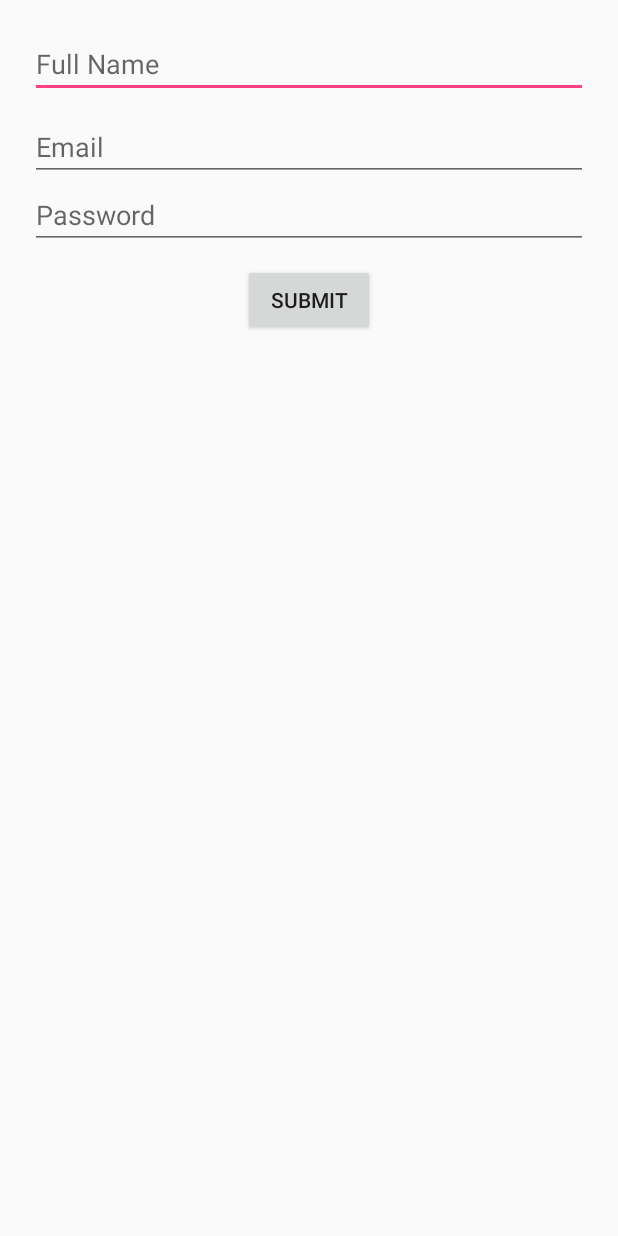
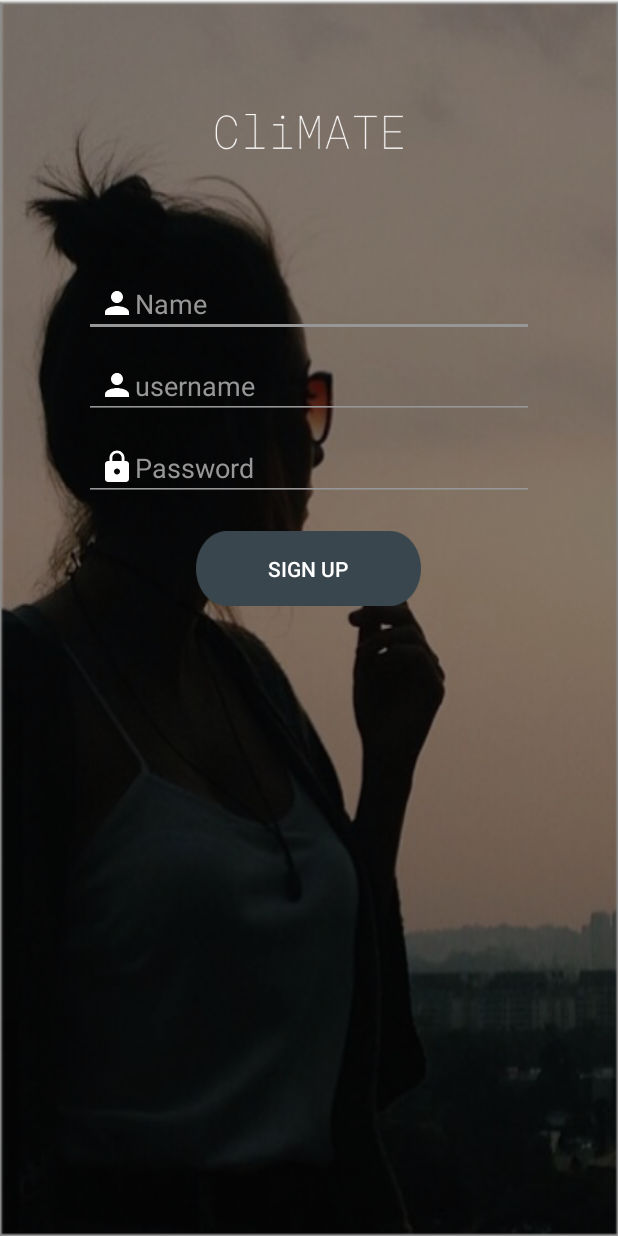
Before and after one commit to Ogato/CliMATE, an Android app: the layout activity_signup.xml on its own in the app's theme, with its tools: preview values and no code run, on a phone screen of 412 x 824 dp. Run offline under Robolectric (Android 15) with nearby library versions, the light colour scheme and no system bars.

Commit message:
sign up layout

```diff
--- a/app/src/main/res/layout/activity_signup.xml
+++ b/app/src/main/res/layout/activity_signup.xml
@@ -1,42 +1,99 @@
 <?xml version="1.0" encoding="utf-8"?>
-<LinearLayout
-    xmlns:android="http://schemas.android.com/apk/res/android"
-    android:orientation="vertical"
+<RelativeLayout xmlns:android="http://schemas.android.com/apk/res/android"
+    xmlns:tools="http://schemas.android.com/tools"
+    android:id="@+id/activity_login"
     android:layout_width="match_parent"
     android:layout_height="match_parent"
-    android:layout_margin="20dp">
+    android:background="@drawable/wall">
 
-    <EditText
+    <LinearLayout
+        android:orientation="vertical"
         android:layout_width="match_parent"
-        android:layout_height="wrap_content"
-        android:layout_marginBottom="10dp"
-        android:hint="Full Name"
-        android:maxLines="1"
-        android:id="@+id/full_name"/>
+        android:layout_height="match_parent">
+        <LinearLayout
+            android:orientation="vertical"
+            android:layout_width="match_parent"
+            android:layout_height="130dp">
+            <ImageView
+                android:src="@drawable/logo"
+                android:layout_marginTop="60dp"
+                android:layout_gravity = "center"
+                android:layout_width="125dp"
+                android:layout_height="wrap_content" />
 
-    <EditText
-        android:layout_width="match_parent"
-        android:layout_height="wrap_content"
-        android:hint="Email"
-        android:inputType="textEmailAddress"
-        android:id="@+id/signup_email"
-        android:maxLines="1"/>
+        </LinearLayout>
 
-    <EditText
-        android:layout_width="match_parent"
-        android:layout_height="wrap_content"
-        android:layout_marginBottom="10dp"
-        android:hint="Password"
-        android:maxLines="1"
-        android:inputType="textPassword"
-        android:id="@+id/signup_pw"/>
+        <LinearLayout
+            android:orientation="vertical"
+            android:layout_width="match_parent"
+            android:layout_height="match_parent">
+            <EditText
+                android:backgroundTint="#979797"
+
+                android:drawableStart="@drawable/ic_person_black_24dp"
+                android:drawableLeft="@drawable/ic_person_black_24dp"
+                android:textColor="#fff"
+                android:textColorHint="#979797"
+
+                android:layout_marginTop="50dp"
+                android:layout_gravity="center"
+                android:hint="Name"
+                android:id="@+id/full_name"
+                android:padding="10dp"
+                android:layout_width="300dp"
+                android:layout_height="wrap_content"
+                android:maxLines="1"/>
+
+            <EditText
+                android:lineSpacingMultiplier="3.2"
+                android:backgroundTint="#979797"
 
 
-    <Button
-        android:layout_width="wrap_content"
-        android:layout_height="wrap_content"
-        android:id="@+id/submit"
-        android:text="Submit"
-        android:layout_gravity="center"/>
+                android:drawableStart="@drawable/ic_person_black_24dp"
+                android:drawableLeft="@drawable/ic_person_black_24dp"
+                android:textColor="#fff"
+                android:textColorHint="#979797"
 
-</LinearLayout>
+                android:layout_marginTop="10dp"
+                android:layout_gravity="center"
+                android:hint="username"
+                android:padding="10dp"
+                android:layout_width="300dp"
+                android:layout_height="wrap_content"
+                android:id="@+id/signup_email"
+                android:maxLines="1"/>
+
+            <EditText
+                android:lineSpacingMultiplier="3.2"
+                android:backgroundTint="#979797"
+
+                android:inputType="textPassword"
+                android:drawableStart="@drawable/ic_lock_black_24dp"
+                android:drawableLeft="@drawable/ic_lock_black_24dp"
+                android:textColor="#fff"
+                android:textColorHint="#979797"
+                android:maxLines="1"
+                android:layout_marginTop="10dp"
+                android:layout_gravity="center"
+                android:hint="Password"
+                android:id="@+id/signup_pw"
+                android:padding="10dp"
+                android:layout_width="300dp"
+                android:layout_height="wrap_content" />
+
+            <Button
+
+                android:radius="10dip"
+                android:background="@drawable/loginwall"
+                android:textColor="#fff"
+                android:text="sign Up"
+                android:id="@+id/submit"
+                android:layout_marginTop="20dp"
+                android:layout_gravity="center"
+                android:layout_width="150dp"
+                android:layout_height="50dp"/>
+
+
+        </LinearLayout>
+    </LinearLayout>
+</RelativeLayout>
--- a/app/src/main/res/values/colors.xml
+++ b/app/src/main/res/values/colors.xml
@@ -3,4 +3,5 @@
     <color name="colorPrimary">#3F51B5</color>
     <color name="colorPrimaryDark">#303F9F</color>
     <color name="colorAccent">#FF4081</color>
+    <color name="themecolor">#39464E</color>
 </resources>
--- a/app/src/main/res/values/styles.xml
+++ b/app/src/main/res/values/styles.xml
@@ -3,9 +3,10 @@
     <!-- Base application theme. -->
     <style name="AppTheme" parent="Theme.AppCompat.Light.DarkActionBar">
         <!-- Customize your theme here. -->
-        <item name="colorPrimary">@color/colorPrimary</item>
-        <item name="colorPrimaryDark">@color/colorPrimaryDark</item>
-        <item name="colorAccent">@color/colorAccent</item>
+        <item name="colorPrimary">@color/themecolor</item>
+        <item name="colorPrimaryDark">@color/themecolor</item>
+        <item name="colorAccent">@color/themecolor</item>
+
     </style>
 
 </resources>
```
